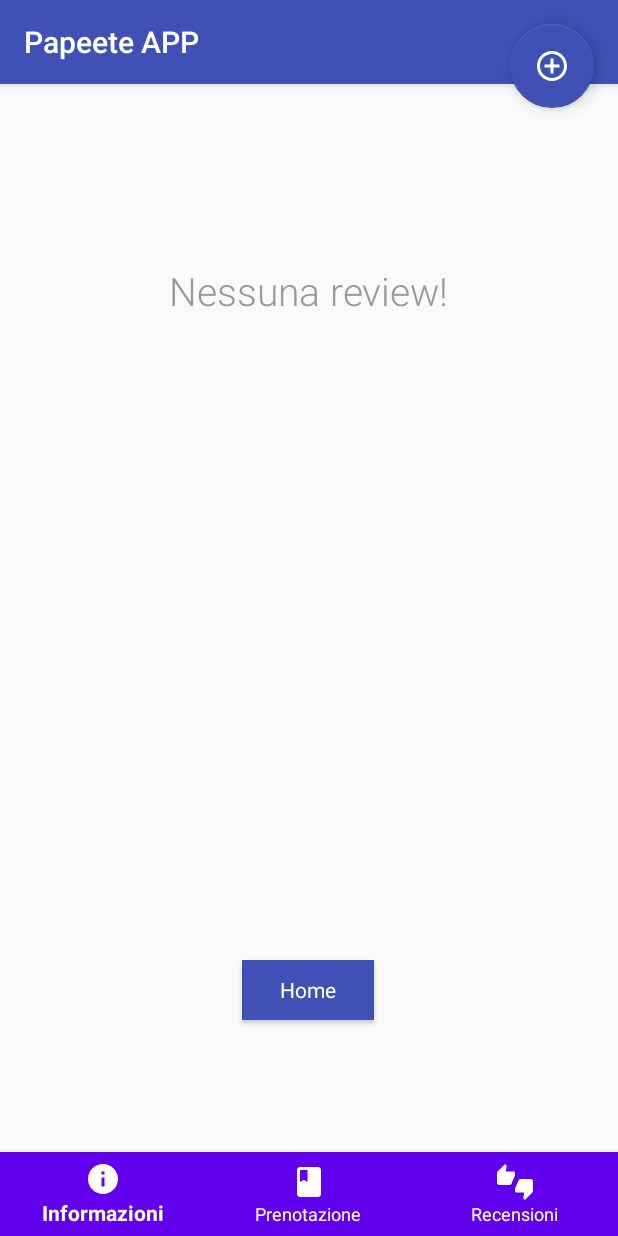
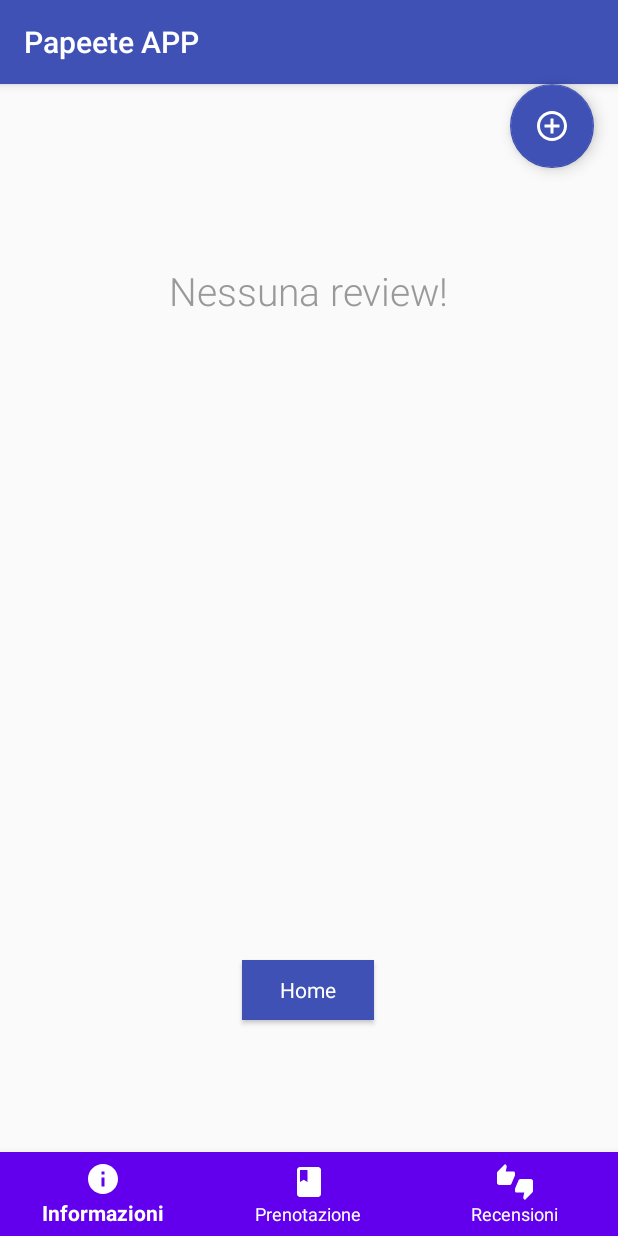
Before and after one commit to pinciaandrea/Tirocinio, an Android app: the ActivityThree screen opened directly, with no data from a screen before it, on a phone screen of 412 x 824 dp. Run offline under Robolectric (Android 15) with nearby library versions, the phone set to English and light mode, and no system bars.

Commit message:
Codice Finale 1.1

```diff
--- a/app/src/main/java/com/example/progetto/ActivityThree.java
+++ b/app/src/main/java/com/example/progetto/ActivityThree.java
@@ -101,10 +101,12 @@ public class ActivityThree extends AppCompatActivity
 
 
         mAdapter = new NotesAdapter(this, notesList);
-        RecyclerView.LayoutManager mLayoutManager = new LinearLayoutManager(getApplicationContext());
+        RecyclerView.LayoutManager mLayoutManager = new LinearLayoutManager
+                (getApplicationContext());
         recyclerView.setLayoutManager(mLayoutManager);
         recyclerView.setItemAnimator(new DefaultItemAnimator());
-        recyclerView.addItemDecoration(new MyDividerItemDecoration(this, LinearLayoutManager.VERTICAL, 16));
+        recyclerView.addItemDecoration(new MyDividerItemDecoration
+                (this, LinearLayoutManager.VERTICAL, 16));
         recyclerView.setAdapter(mAdapter);
 
         toggleEmptyNotes();
--- a/app/src/main/java/com/example/progetto/ActivityTwo.java
+++ b/app/src/main/java/com/example/progetto/ActivityTwo.java
@@ -175,7 +175,8 @@ public class ActivityTwo extends AppCompatActivity
         btn_confirm.setOnClickListener(new View.OnClickListener() {
             @Override
             public void onClick(View view) {
-                Toast.makeText(getApplicationContext(), "PRENOTAZIONE EFFETTUATA. Controlla la tua mail per tutti i dettagli", Toast.LENGTH_LONG).show();
+                Toast.makeText(getApplicationContext(), "PRENOTAZIONE EFFETTUATA. Controlla la" +
+                        " tua mail per tutti i dettagli", Toast.LENGTH_LONG).show();
                 ImageButton imgToChange = (ImageButton) findViewById(R.id.ombrellone2);
 
                 Umbrella_obj umbrella = new Umbrella_obj(13,1);
@@ -193,7 +194,8 @@ public class ActivityTwo extends AppCompatActivity
             alertDialog.show();
 
         } else {
-            Toast.makeText(getApplicationContext(), "Devi effettuare il login per prenotare un ombrellone!!", Toast.LENGTH_LONG).show();
+            Toast.makeText(getApplicationContext(), "Devi effettuare il login per prenotare " +
+                    "un ombrellone!!", Toast.LENGTH_LONG).show();
         }
     }
         public void libero4 (View view){
--- a/app/src/main/res/layout/activity_three.xml
+++ b/app/src/main/res/layout/activity_three.xml
@@ -21,19 +21,25 @@
             app:popupTheme="@style/AppTheme.PopupOverlay" />
     </android.support.design.widget.AppBarLayout>
 
-    <include layout="@layout/content_three" />
+    <include
+        android:id="@+id/include"
+        layout="@layout/content_three" />
 
     <android.support.design.widget.FloatingActionButton
         android:id="@+id/fab"
         android:layout_width="wrap_content"
         android:layout_height="wrap_content"
-        android:layout_gravity="top|right"
+        android:layout_gravity="bottom|right"
         android:layout_margin="@dimen/fab_margin"
-        android:layout_marginRight="20dp"
+        android:layout_marginEnd="16dp"
+        android:layout_marginRight="16dp"
+        app:layout_anchor="@+id/include"
+        app:layout_anchorGravity="right|top"
         app:layout_constraintEnd_toEndOf="parent"
         app:srcCompat="@drawable/ic_add_circle_outline_black_24dp" />
 
     <android.support.constraint.ConstraintLayout
+        android:id="@+id/constraintLayout"
         android:layout_width="match_parent"
         android:layout_height="match_parent">
 
@@ -50,7 +56,6 @@
 
         <Button
             android:id="@+id/button3"
-            android:background="@color/colorAccent"
             style="@android:style/Widget.Material.Light.Button"
             android:layout_width="wrap_content"
             android:layout_height="40dp"
@@ -60,9 +65,10 @@
             android:layout_marginTop="593dp"
             android:layout_marginEnd="8dp"
             android:layout_marginBottom="42dp"
+            android:background="@color/colorAccent"
             android:text="Home"
+            android:textAppearance="@style/TextAppearance.AppCompat"
             android:textColor="@color/common_google_signin_btn_text_dark_default"
-            android:textAppearance="@style/TextAppearance.AppCompat"
             android:visibility="visible"
             app:layout_constraintBottom_toTopOf="@+id/bottom_navigation"
             app:layout_constraintEnd_toEndOf="parent"
```
